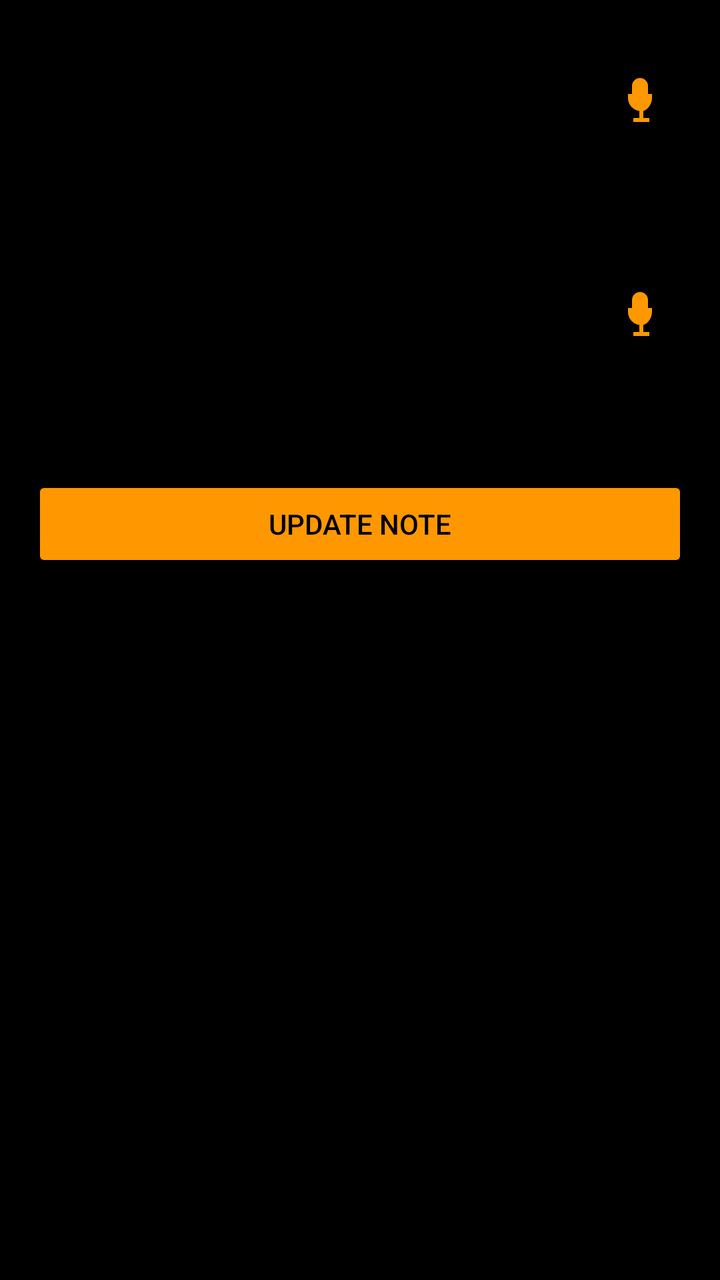
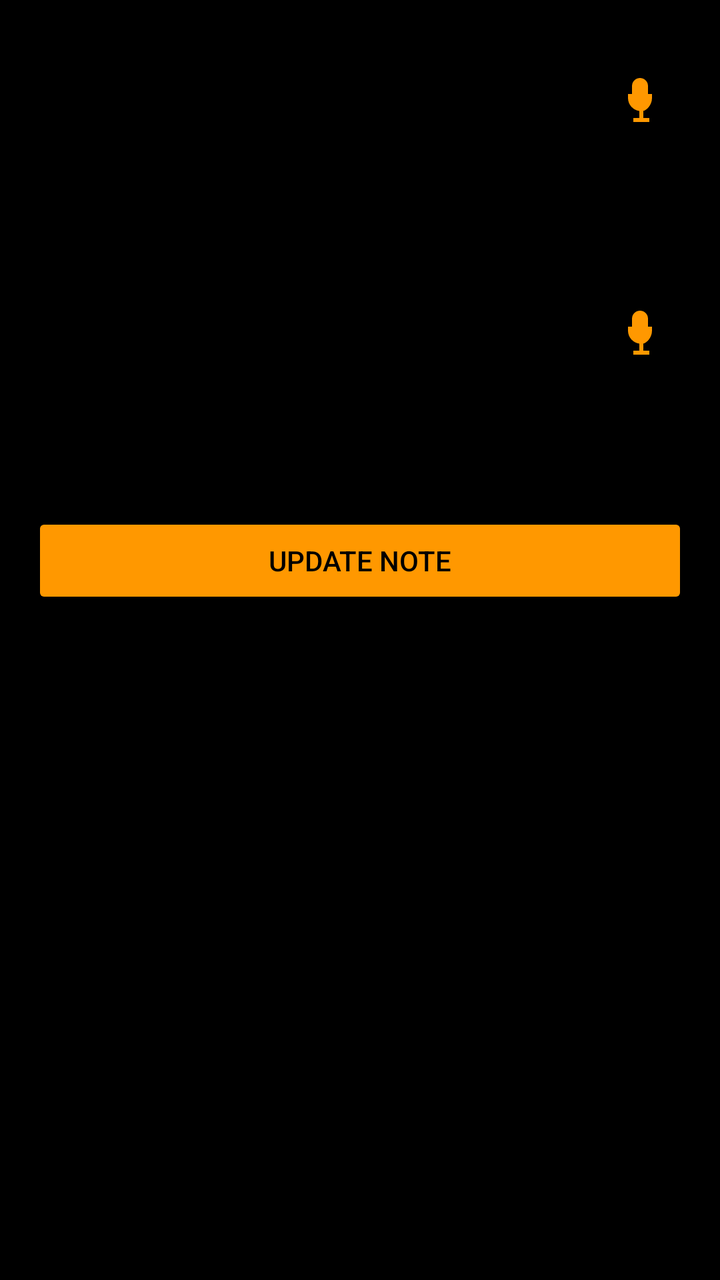

Screens rendered from an Android XML layout before and after an edit, with the pre-edit source and the edit as a unified diff.
<!-- AndroidManifest.xml: application theme Theme.SmartNotebook -->
<!-- res/layout/dialog_edit_note.xml -->
<?xml version="1.0" encoding="utf-8"?>
<LinearLayout xmlns:android="http://schemas.android.com/apk/res/android"
    xmlns:app="http://schemas.android.com/apk/res-auto"
    android:layout_width="match_parent"
    android:layout_height="wrap_content"
    android:background="@color/black"
    android:orientation="vertical"
    android:padding="16dp">

    <com.google.android.material.textfield.TextInputLayout
        android:layout_width="match_parent"
        android:layout_height="wrap_content"
        android:layout_marginBottom="8dp"
        style="@style/Widget.MaterialComponents.TextInputLayout.OutlinedBox"
        app:endIconMode="custom"
        app:endIconDrawable="@drawable/ic_microphone"
        app:endIconTint="@color/orange">

        <com.google.android.material.textfield.TextInputEditText
            android:id="@+id/editTitle"
            android:layout_width="match_parent"
            android:layout_height="wrap_content"
            android:hint="@string/note_title"
            android:textColor="@color/white"
            android:textColorHint="@color/gray" />

    </com.google.android.material.textfield.TextInputLayout>

    <com.google.android.material.textfield.TextInputLayout
        android:layout_width="match_parent"
        android:layout_height="wrap_content"
        android:layout_marginBottom="16dp"
        style="@style/Widget.MaterialComponents.TextInputLayout.OutlinedBox"
        app:endIconMode="custom"
        app:endIconDrawable="@drawable/ic_microphone"
        app:endIconTint="@color/orange">

        <com.google.android.material.textfield.TextInputEditText
            android:id="@+id/editContent"
            android:layout_width="match_parent"
            android:layout_height="wrap_content"
            android:hint="@string/note_content"
            android:minLines="5"
            android:textColor="@color/white"
            android:textColorHint="@color/gray" />

    </com.google.android.material.textfield.TextInputLayout>

    <Button
        android:id="@+id/btnUpdate"
        android:layout_width="match_parent"
        android:layout_height="wrap_content"
        android:backgroundTint="@color/orange"
        android:text="@string/update_note"
        android:textColor="@color/black" />

</LinearLayout>
<!-- resources referenced by this layout -->
<resources>
  <color name="black">#FF000000</color>
  <color name="gray">#666666</color>
  <color name="orange">#FF9800</color>
  <color name="white">#FFFFFFFF</color>
  <!-- drawable ic_microphone (drawable) -->
  <?xml version="1.0" encoding="utf-8"?>
  <vector xmlns:android="http://schemas.android.com/apk/res/android"
      android:width="24dp"
      android:height="24dp"
      android:viewportWidth="24"
      android:viewportHeight="24">
      <path
          android:fillColor="#FF9800"
          android:pathData="M12,16c-2.206,0-4-1.794-4-4V6c0-2.206,1.794-4,4-4s4,1.794,4,4v6C16,14.206,14.206,16,12,16z M18,12v-2h-2v2c0,2.206-1.794,4-4,4s-4-1.794-4-4v-2H6v2c0,3.309,2.469,6.03,5.625,6.484V22h-3v2h8v-2h-3v-3.516C15.531,18.03,18,15.309,18,12z"/>
  </vector>
  <string name="note_content">Content</string>
  <string name="note_title">Title</string>
  <string name="update_note">Update Note</string>
  <style name="Theme.SmartNotebook" parent="Theme.MaterialComponents.DayNight.NoActionBar">
          <item name="colorPrimary">@color/orange</item>
          <item name="colorPrimaryVariant">@color/orange_dark</item>
          <item name="colorOnPrimary">@color/white</item>
          <item name="colorSecondary">@color/orange_light</item>
          <item name="colorSecondaryVariant">@color/orange</item>
          <item name="colorOnSecondary">@color/black</item>
          <item name="android:statusBarColor">@color/black</item>
          <item name="android:navigationBarColor">@color/black</item>
          <item name="android:windowBackground">@color/black</item>
          <item name="android:colorBackground">@color/black</item>
          <item name="android:textColor">@color/white</item>
          <item name="android:windowFullscreen">true</item>
          <item name="android:windowContentOverlay">@null</item>
          <item name="actionBarStyle">@style/Widget.AppCompat.ActionBar</item>
      </style>
  <color name="orange_dark">#E65100</color>
  <color name="orange_light">#FFB74D</color>
</resources>

<!-- the commit's change to res/layout/dialog_edit_note.xml (unified diff, before → after) -->
@@ -38,9 +38,11 @@
         <com.google.android.material.textfield.TextInputEditText
             android:id="@+id/editContent"
             android:layout_width="match_parent"
-            android:layout_height="wrap_content"
+            android:layout_height="150dp"
             android:hint="@string/note_content"
-            android:minLines="5"
+            android:gravity="top|start"
+            android:minLines="3"
+            android:scrollbars="vertical"
             android:textColor="@color/white"
             android:textColorHint="@color/gray" />
 
